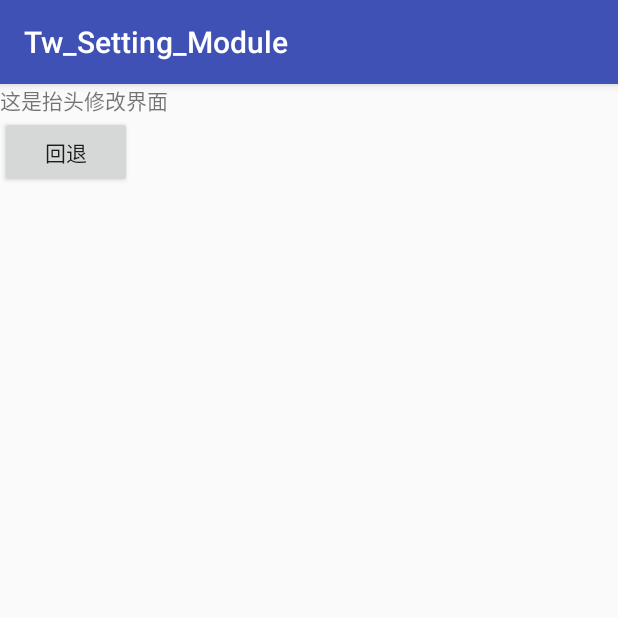
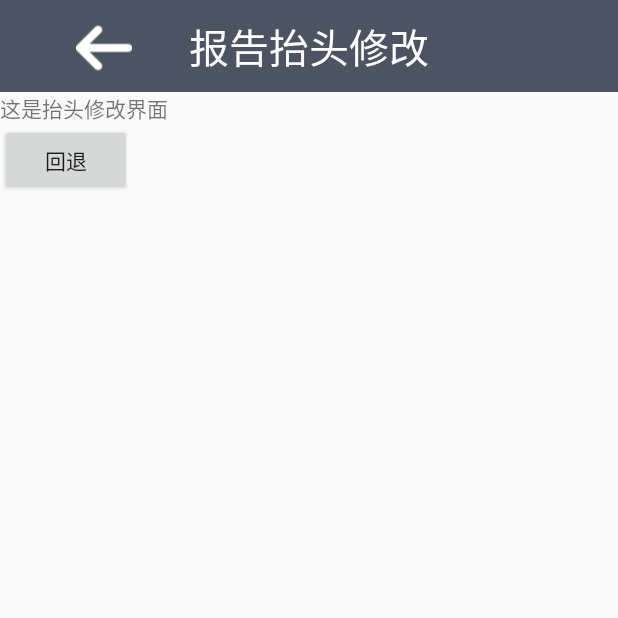
Before and after one commit to Giousa/CustomSettingModule, an Android app: the TwTitleActivity screen opened directly, with no data from a screen before it, on a phone screen of 412 x 824 dp, the top half of it. Run offline under Robolectric (Android 15) with nearby library versions, the phone set to English and light mode, and no system bars; our stand-ins replace CircleImageView.

Commit message:
处理相同退出按钮

```diff
--- a/tw_setting_module/src/main/AndroidManifest.xml
+++ b/tw_setting_module/src/main/AndroidManifest.xml
@@ -8,7 +8,7 @@
         android:label="@string/app_name"
         android:roundIcon="@mipmap/ic_launcher_round"
         android:supportsRtl="true"
-        android:theme="@style/AppTheme">
+        android:theme="@style/TWSettingTheme">
 
         <activity android:name=".act.TwSettingActivity"
                   android:launchMode="singleTask">
@@ -22,7 +22,7 @@
 
         <activity android:name=".act.TwUserEditActivity"/>
         <activity android:name=".act.TwResetPasswordActivity"/>
-        <activity android:name=".act.TwLogoActivity"/>
+        <activity android:name=".act.TwTitleActivity"/>
         <activity android:name=".act.TwAboutActivity"/>
         <activity android:name=".act.TwLogOutActivity"/>
 
--- a/tw_setting_module/src/main/java/com/tw/tw_setting_module/act/TwAboutActivity.java
+++ b/tw_setting_module/src/main/java/com/tw/tw_setting_module/act/TwAboutActivity.java
@@ -2,6 +2,7 @@ package com.tw.tw_setting_module.act;
 
 import android.view.View;
 import android.widget.Button;
+import android.widget.TextView;
 
 import com.tw.tw_setting_module.R;
 import com.tw.tw_setting_module.base.TwBaseActivity;
@@ -17,6 +18,9 @@ public class TwAboutActivity extends TwBaseActivity {
 
     @Override
     protected void initView() {
+        TextView title = (TextView) findViewById(R.id.title_tv_content);
+        title.setText(R.string.setting_about);
+
         Button quit = (Button) findViewById(R.id.btn_quit);
 
         quit.setOnClickListener(new View.OnClickListener() {
--- a/tw_setting_module/src/main/java/com/tw/tw_setting_module/act/TwLogOutActivity.java
+++ b/tw_setting_module/src/main/java/com/tw/tw_setting_module/act/TwLogOutActivity.java
@@ -2,6 +2,7 @@ package com.tw.tw_setting_module.act;
 
 import android.view.View;
 import android.widget.Button;
+import android.widget.TextView;
 
 import com.tw.tw_setting_module.R;
 import com.tw.tw_setting_module.base.TwBaseActivity;
@@ -17,6 +18,8 @@ public class TwLogOutActivity extends TwBaseActivity {
 
     @Override
     protected void initView() {
+        TextView title = (TextView) findViewById(R.id.title_tv_content);
+        title.setText(R.string.setting_logout);
         Button quit = (Button) findViewById(R.id.btn_quit);
 
         quit.setOnClickListener(new View.OnClickListener() {
--- a/tw_setting_module/src/main/java/com/tw/tw_setting_module/act/TwResetPasswordActivity.java
+++ b/tw_setting_module/src/main/java/com/tw/tw_setting_module/act/TwResetPasswordActivity.java
@@ -2,6 +2,7 @@ package com.tw.tw_setting_module.act;
 
 import android.view.View;
 import android.widget.Button;
+import android.widget.TextView;
 
 import com.tw.tw_setting_module.R;
 import com.tw.tw_setting_module.base.TwBaseActivity;
@@ -17,6 +18,8 @@ public class TwResetPasswordActivity extends TwBaseActivity {
 
     @Override
     protected void initView() {
+        TextView title = (TextView) findViewById(R.id.title_tv_content);
+        title.setText(R.string.setting_password);
         Button quit = (Button) findViewById(R.id.btn_quit);
 
         quit.setOnClickListener(new View.OnClickListener() {
--- a/tw_setting_module/src/main/java/com/tw/tw_setting_module/act/TwSettingActivity.java
+++ b/tw_setting_module/src/main/java/com/tw/tw_setting_module/act/TwSettingActivity.java
@@ -35,12 +35,6 @@ public class TwSettingActivity extends TwBaseActivity {
         mLogout = (RelativeLayout) findViewById(R.id.rl_logout);
         mTitleQuit = (ImageView) findViewById(R.id.title_iv_quit);
 
-//        mUserEdit.setOnClickListener(this);
-//        mResetPassword.setOnClickListener(this);
-//        mReportTitle.setOnClickListener(this);
-//        mAbout.setOnClickListener(this);
-//        mLogout.setOnClickListener(this);
-
         mUserEdit.setOnClickListener(new View.OnClickListener() {
             @Override
             public void onClick(View v) {
@@ -56,7 +50,7 @@ public class TwSettingActivity extends TwBaseActivity {
         mReportTitle.setOnClickListener(new View.OnClickListener() {
             @Override
             public void onClick(View v) {
-                startActivity(TwLogoActivity.class,false);
+                startActivity(TwTitleActivity.class,false);
             }
         });
         mAbout.setOnClickListener(new View.OnClickListener() {
@@ -84,39 +78,4 @@ public class TwSettingActivity extends TwBaseActivity {
     protected void initData() {
 
     }
-
-//    @Override
-//    public void onClick(View v) {
-//        switch (v.getId()){
-//            case R.id.rl_user_edit:
-//                Log.d(TAG,"rl_user_edit");
-//                startActivity(TwUserEditActivity.class,false);
-//                break;
-//
-//            case R.id.rl_reset_password:
-//                Log.d(TAG,"rl_reset_password");
-//                startActivity(TwResetPasswordActivity.class,false);
-//
-//                break;
-//
-//            case R.id.rl_report_title:
-//                Log.d(TAG,"rl_report_title");
-//                startActivity(TwLogoActivity.class,false);
-//
-//                break;
-//
-//            case R.id.rl_about:
-//                Log.d(TAG,"rl_about");
-//                startActivity(TwAboutActivity.class,false);
-//
-//                break;
-//
-//            case R.id.rl_logout:
-//                Log.d(TAG,"rl_logout");
-//                startActivity(TwLogOutActivity.class,false);
-//
-//                break;
-//
-//        }
-//    }
 }
--- a/tw_setting_module/src/main/java/com/tw/tw_setting_module/act/TwLogoActivity.java
+++ b/tw_setting_module/src/main/java/com/tw/tw_setting_module/act/TwTitleActivity.java
@@ -2,21 +2,24 @@ package com.tw.tw_setting_module.act;
 
 import android.view.View;
 import android.widget.Button;
+import android.widget.TextView;
 
 import com.tw.tw_setting_module.R;
 import com.tw.tw_setting_module.base.TwBaseActivity;
 
 
-public class TwLogoActivity extends TwBaseActivity {
+public class TwTitleActivity extends TwBaseActivity {
 
 
     @Override
     protected int getLayoutId() {
-        return R.layout.tw_activity_setting_logo;
+        return R.layout.tw_activity_setting_title;
     }
 
     @Override
     protected void initView() {
+        TextView title = (TextView) findViewById(R.id.title_tv_content);
+        title.setText(R.string.setting_title);
         Button quit = (Button) findViewById(R.id.btn_quit);
 
         quit.setOnClickListener(new View.OnClickListener() {
--- a/tw_setting_module/src/main/java/com/tw/tw_setting_module/act/TwUserEditActivity.java
+++ b/tw_setting_module/src/main/java/com/tw/tw_setting_module/act/TwUserEditActivity.java
@@ -2,6 +2,7 @@ package com.tw.tw_setting_module.act;
 
 import android.view.View;
 import android.widget.Button;
+import android.widget.TextView;
 
 import com.tw.tw_setting_module.R;
 import com.tw.tw_setting_module.base.TwBaseActivity;
@@ -17,6 +18,8 @@ public class TwUserEditActivity extends TwBaseActivity {
 
     @Override
     protected void initView() {
+        TextView title = (TextView) findViewById(R.id.title_tv_content);
+        title.setText(R.string.setting_user);
         Button quit = (Button) findViewById(R.id.btn_quit);
 
         quit.setOnClickListener(new View.OnClickListener() {
--- a/tw_setting_module/src/main/java/com/tw/tw_setting_module/base/TwBaseActivity.java
+++ b/tw_setting_module/src/main/java/com/tw/tw_setting_module/base/TwBaseActivity.java
@@ -4,6 +4,10 @@ import android.content.Intent;
 import android.os.Bundle;
 import android.support.annotation.Nullable;
 import android.support.v7.app.AppCompatActivity;
+import android.view.View;
+import android.widget.ImageView;
+
+import com.tw.tw_setting_module.R;
 
 /**
  * Description:
@@ -14,12 +18,16 @@ import android.support.v7.app.AppCompatActivity;
 
 public abstract class TwBaseActivity extends AppCompatActivity {
 
+    private ImageView mQuit;
+
+
     @Override
     protected void onCreate(@Nullable Bundle savedInstanceState) {
         super.onCreate(savedInstanceState);
         setContentView(getLayoutId());
         initView();
         initData();
+        dealtCommonBtn();
     }
 
     protected abstract int getLayoutId();
@@ -37,4 +45,17 @@ public abstract class TwBaseActivity extends AppCompatActivity {
         }
     }
 
+    private void dealtCommonBtn() {
+        mQuit = (ImageView) findViewById(R.id.title_iv_quit);
+        if(mQuit != null){
+            mQuit.setOnClickListener(new View.OnClickListener() {
+                @Override
+                public void onClick(View v) {
+                    overridePendingTransition(android.R.anim.fade_in, android.R.anim.fade_out);
+                    finish();
+                }
+            });
+        }
+    }
+
 }
--- a/tw_setting_module/src/main/module/AndroidManifest.xml
+++ b/tw_setting_module/src/main/module/AndroidManifest.xml
@@ -9,7 +9,7 @@
                   android:launchMode="singleTask"/>
         <activity android:name=".act.TwUserEditActivity"/>
         <activity android:name=".act.TwResetPasswordActivity"/>
-        <activity android:name=".act.TwLogoActivity"/>
+        <activity android:name=".act.TwTitleActivity"/>
         <activity android:name=".act.TwAboutActivity"/>
         <activity android:name=".act.TwLogOutActivity"/>
 
--- a/tw_setting_module/src/main/res/layout/tw_activity_setting_about.xml
+++ b/tw_setting_module/src/main/res/layout/tw_activity_setting_about.xml
@@ -4,6 +4,7 @@
               android:layout_width="match_parent"
               android:layout_height="match_parent">
 
+    <include layout="@layout/tw_activity_setting_common" />
 
     <TextView
         android:text="这是关于界面"
--- a/tw_setting_module/src/main/res/layout/tw_activity_setting_common.xml
+++ b/tw_setting_module/src/main/res/layout/tw_activity_setting_common.xml
@@ -50,6 +50,7 @@
         </LinearLayout>
 
         <LinearLayout
+            android:visibility="gone"
             android:id="@+id/title_ll_right"
             android:layout_width="wrap_content"
             android:layout_height="match_parent"
--- a/tw_setting_module/src/main/res/layout/tw_activity_setting_logout.xml
+++ b/tw_setting_module/src/main/res/layout/tw_activity_setting_logout.xml
@@ -3,7 +3,7 @@
               android:orientation="vertical"
               android:layout_width="match_parent"
               android:layout_height="match_parent">
-
+    <include layout="@layout/tw_activity_setting_common" />
 
     <TextView
         android:text="这是退出界面"
--- a/tw_setting_module/src/main/res/layout/tw_activity_setting_password.xml
+++ b/tw_setting_module/src/main/res/layout/tw_activity_setting_password.xml
@@ -4,7 +4,7 @@
               android:layout_width="match_parent"
               android:layout_height="match_parent">
 
-
+    <include layout="@layout/tw_activity_setting_common" />
     <TextView
         android:text="这是修改密码界面"
         android:layout_width="wrap_content"
--- a/tw_setting_module/src/main/res/layout/tw_activity_setting_logo.xml
+++ b/tw_setting_module/src/main/res/layout/tw_activity_setting_title.xml
@@ -4,6 +4,7 @@
               android:layout_width="match_parent"
               android:layout_height="match_parent">
 
+    <include layout="@layout/tw_activity_setting_common" />
 
     <TextView
         android:text="这是抬头修改界面"
--- a/tw_setting_module/src/main/res/layout/tw_activity_setting_user.xml
+++ b/tw_setting_module/src/main/res/layout/tw_activity_setting_user.xml
@@ -4,7 +4,7 @@
               android:layout_width="match_parent"
               android:layout_height="match_parent">
 
-
+    <include layout="@layout/tw_activity_setting_common" />
     <TextView
         android:text="这是用户编辑界面"
         android:layout_width="wrap_content"
--- a/tw_setting_module/src/main/res/values/strings.xml
+++ b/tw_setting_module/src/main/res/values/strings.xml
@@ -1,3 +1,8 @@
 <resources>
     <string name="app_name">Tw_Setting_Module</string>
+    <string name="setting_about">"关于"</string>
+    <string name="setting_title">"报告抬头修改"</string>
+    <string name="setting_logout">"退出登录"</string>
+    <string name="setting_password">"修改密码"</string>
+    <string name="setting_user">"用户信息编辑"</string>
 </resources>
```
